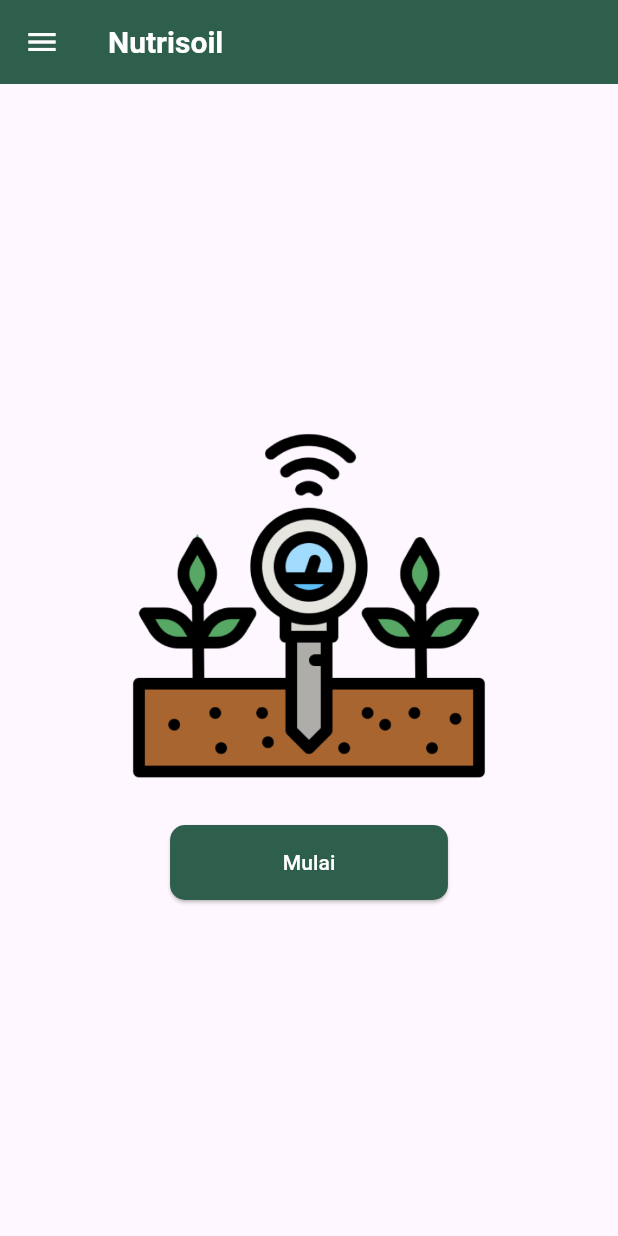
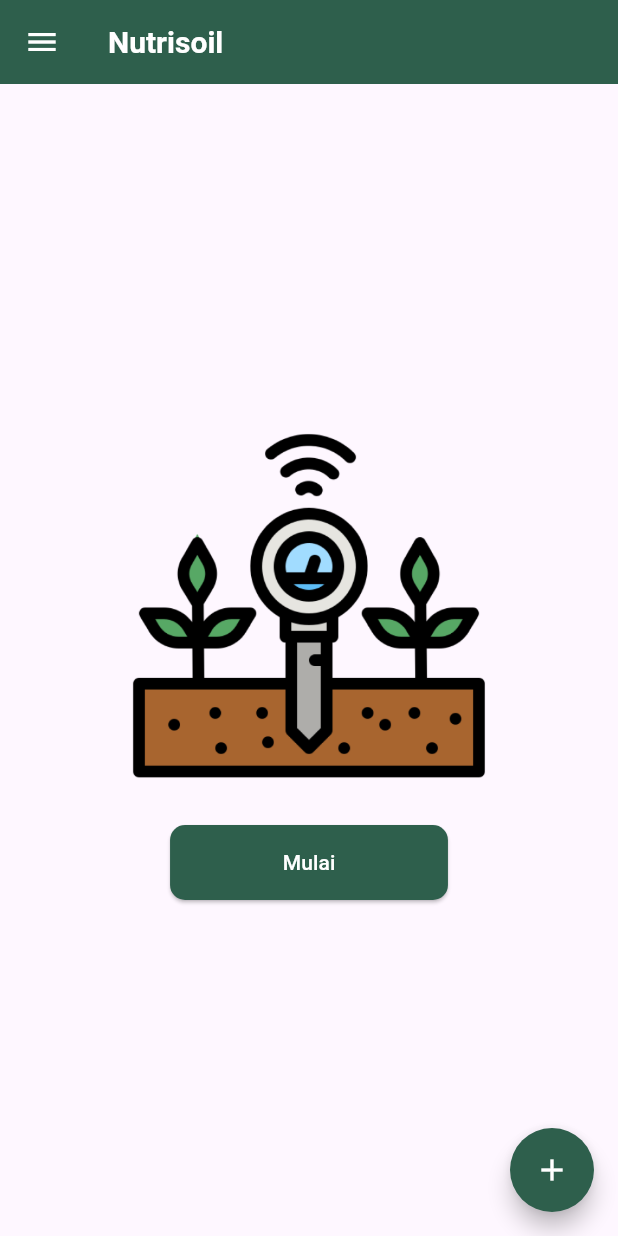
Before and after one commit to EdyAtthoillah123/SoilNutrientMonitoring, a Flutter app: the Home screen opened directly, on a phone screen of 412 x 824 dp. Run offline on Flutter 3.47's test engine with Material 3 defaults, Android fonts, the light colour scheme and no system bars; our stand-ins replace flutter_blue_plus, fluttertoast, shared_preferences, syncfusion_flutter_gauges; accounts and stored records are empty; network calls fail.

Commit message:
Feat: FLutter blue plus

```diff
--- a/lib/Api/Api_Connect.dart
+++ b/lib/Api/Api_Connect.dart
@@ -1,7 +1,7 @@
 import 'package:shared_preferences/shared_preferences.dart';
 
 class ApiConnect {
-  static const host = "http://192.168.1.62:8000";
+  static const host = "http://192.168.1.27:8000";
 
   static const register = "$host/api/register";
 
--- a/lib/homepage.dart
+++ b/lib/homepage.dart
@@ -8,6 +8,7 @@ import 'login.dart';
 import 'profile.dart';
 import 'dart:convert';
 import 'package:fluttertoast/fluttertoast.dart';
+import 'bluetooth_connect_screen.dart';
 
 class Home extends StatefulWidget {
   const Home({Key? key}) : super(key: key);
@@ -371,14 +372,21 @@ class _HomeState extends State<Home> {
                           mainAxisAlignment: MainAxisAlignment.spaceBetween,
                           children: [
                             const Text(
-                              'Semua Lahan',
+                              'Dashboard',
                               style: TextStyle(
                                 fontSize: 20,
                                 fontWeight: FontWeight.bold,
                               ),
                             ),
                             ElevatedButton(
-                              onPressed: () => _showAddDialog(context),
+                              onPressed: () {
+                                Navigator.push(
+                                  context,
+                                  MaterialPageRoute(
+                                      builder: (context) =>
+                                          const BluetoothConnectScreen()),
+                                );
+                              },
                               style: ElevatedButton.styleFrom(
                                 backgroundColor: const Color(0xFF2E5F4C),
                                 foregroundColor: Colors.white,
@@ -390,10 +398,10 @@ class _HomeState extends State<Home> {
                               ),
                               child: Row(
                                 children: const [
-                                  Icon(Icons.add),
+                                  Icon(Icons.bluetooth),
                                   SizedBox(width: 5),
                                   Text(
-                                    'Tambah',
+                                    'Hubungkan',
                                     style: TextStyle(
                                       fontSize: 16,
                                     ),
@@ -554,6 +562,15 @@ class _HomeState extends State<Home> {
                     ),
                   ],
                 ),
+      floatingActionButton: FloatingActionButton(
+        onPressed: () => _showAddDialog(context),
+        backgroundColor: const Color(0xFF2E5F4C),
+        child: const Icon(
+          Icons.add,
+          color: Colors.white,
+        ),
+        shape: const CircleBorder(),
+      ),
     );
   }
 }
```
Also changed, not shown: lib/connectedDevice.dart (+14 -2 lines), lib/screens/scan_screen.dart (+25 -7 lines).
